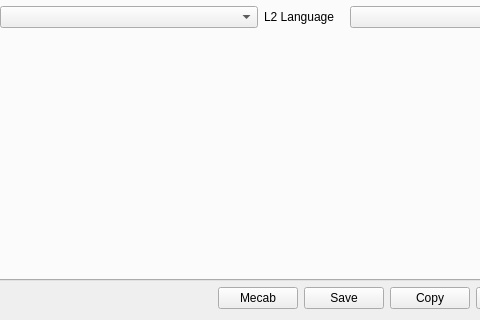
First picture: the form in qtdesigner/itemdialog.ui, repository t123/ReadingTool.Python, before the edit; both pictures show x 116 to 596 and y 178 to 498 of the 683 by 498 pixel window.
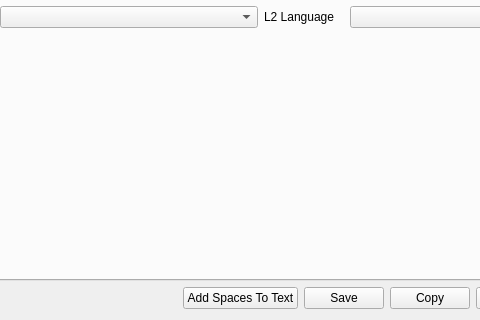
Second picture: the form after the edit. Custom widgets are drawn as their Qt base class.

```diff
--- a/qtdesigner/itemdialog.ui
+++ b/qtdesigner/itemdialog.ui
@@ -246,7 +246,7 @@
      <item>
       <widget class="QPushButton" name="pbMecab">
        <property name="text">
-        <string>Mecab</string>
+        <string>Add Spaces To Text</string>
        </property>
       </widget>
      </item>
```
